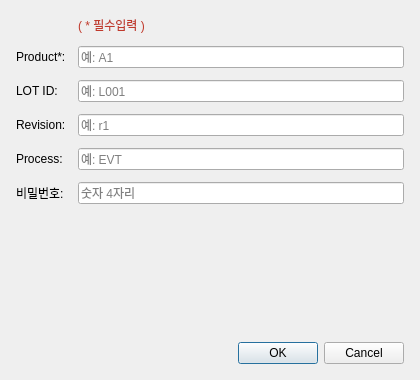
Old version of the form client/upload_dialog.ui in the repository happyudding/report_server.
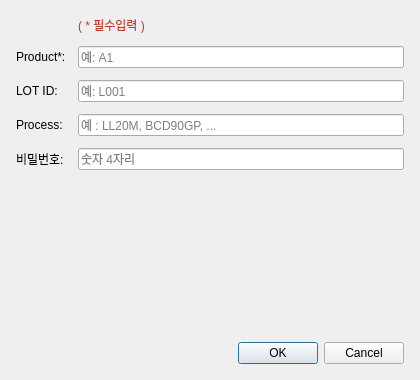
New version of the form.

```diff
--- a/client/upload_dialog.ui
+++ b/client/upload_dialog.ui
@@ -48,31 +48,21 @@
       </widget>
      </item>
      <item row="3" column="0">
-      <widget class="QLabel" name="label_revision">
-       <property name="text"><string>Revision:</string></property>
-      </widget>
-     </item>
-     <item row="3" column="1">
-      <widget class="QLineEdit" name="le_revision">
-       <property name="placeholderText"><string>예: r1</string></property>
-      </widget>
-     </item>
-     <item row="4" column="0">
       <widget class="QLabel" name="label_process">
        <property name="text"><string>Process:</string></property>
       </widget>
      </item>
-     <item row="4" column="1">
+     <item row="3" column="1">
       <widget class="QLineEdit" name="le_process">
-       <property name="placeholderText"><string>예: EVT</string></property>
+       <property name="placeholderText"><string>예 : LL20M, BCD90GP, ...</string></property>
       </widget>
      </item>
-     <item row="5" column="0">
+     <item row="4" column="0">
       <widget class="QLabel" name="label_pw">
        <property name="text"><string>비밀번호:</string></property>
       </widget>
      </item>
-     <item row="5" column="1">
+     <item row="4" column="1">
       <widget class="QLineEdit" name="le_password">
        <property name="placeholderText"><string>숫자 4자리</string></property>
        <property name="echoMode"><enum>QLineEdit::Password</enum></property>
```
